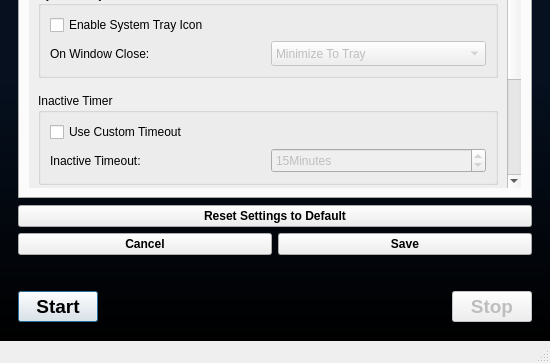
Qt form src/ui/forms/mainwindow.ui (bitcap-co/bitcap-ipr) before a commit; both pictures show x 0 to 550 and y 187 to 550 of the 550 by 550 pixel window.
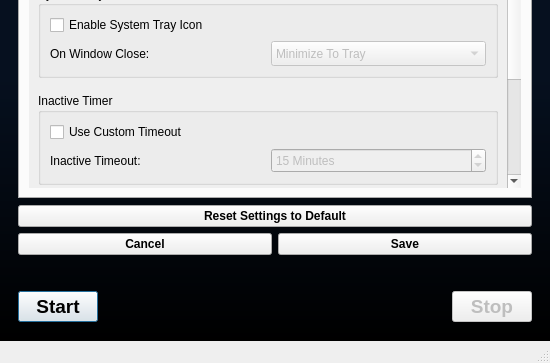
The same form after that commit. The open tabs and pages were chosen to show the change.

Commit message: ui: update inactive timer spinbox text

The edit to the form file:
```diff
--- a/src/ui/forms/mainwindow.ui
+++ b/src/ui/forms/mainwindow.ui
@@ -930,7 +930,7 @@
                   <rect>
                    <x>0</x>
                    <y>0</y>
-                   <width>463</width>
+                   <width>478</width>
                    <height>448</height>
                   </rect>
                  </property>
@@ -1055,7 +1055,7 @@
                         <bool>true</bool>
                        </property>
                        <property name="suffix">
-                        <string>Minutes</string>
+                        <string> Minutes</string>
                        </property>
                        <property name="minimum">
                         <number>15</number>
```
The commit also changes 1 other file.
